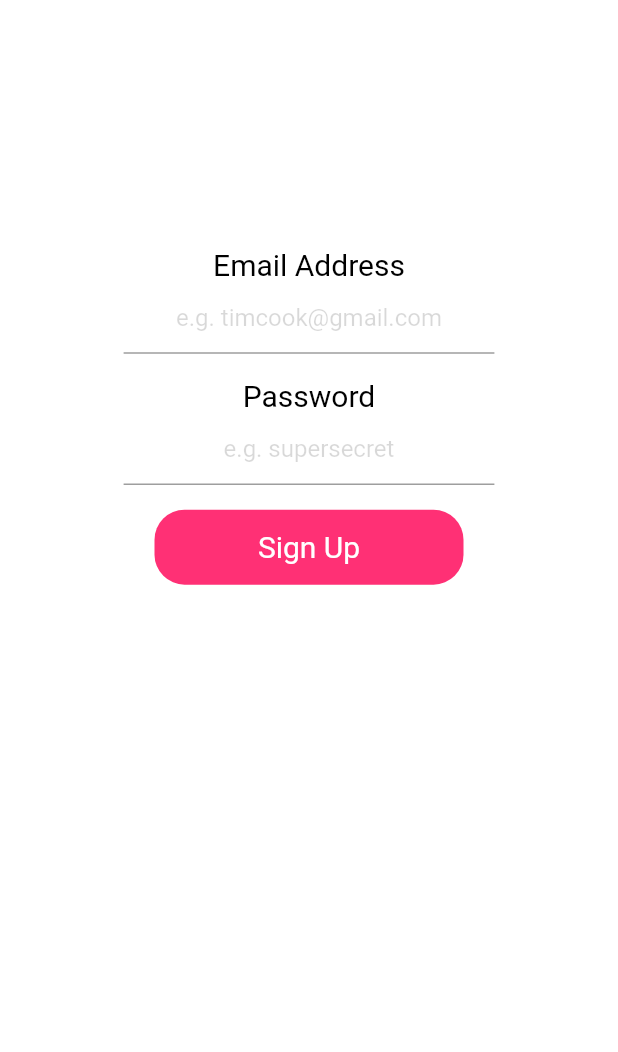
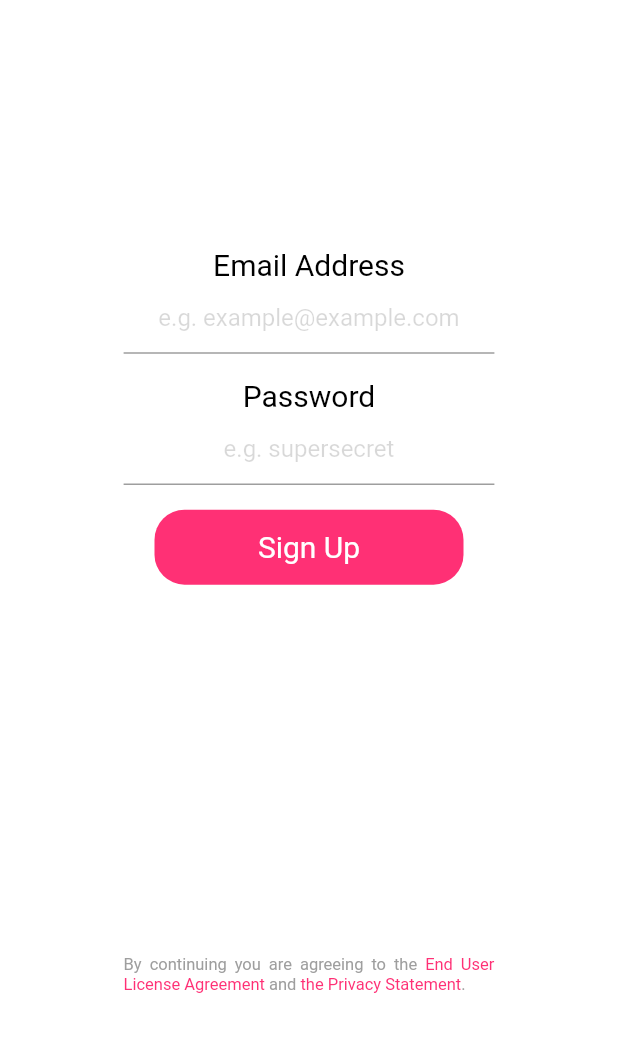
Before and after one commit to andreafabbricatore/clout, a Flutter app: the screen it shows after launch, after a tap on "Sign Up", on a phone screen of 412 x 824 dp, the part 84-1136 px from its top. Run offline on Flutter 3.47's test engine with Material 2 defaults, Android fonts, the phone set to English and light mode, and no system bars; our stand-ins replace app_links, bottom_navy_bar, cloud_firestore, dio, firebase_auth, firebase_core and 14 more; missing offline and left inert: maps_launcher; accounts and stored records are empty.

Commit message:
added eula and privacy statement, added ability to report event and user, fixed issue on info.plist whereby it didnt say why camera access was needed

```diff
--- a/lib/main.dart
+++ b/lib/main.dart
@@ -64,7 +64,7 @@ class AuthenticationWrapper extends StatelessWidget {
               return const EmailVerificationScreen();
             }
           } else {
-            //print("auth");
+            print("auth");
             return AuthScreen();
           }
         }),
--- a/lib/screens/profilescreen.dart
+++ b/lib/screens/profilescreen.dart
@@ -317,7 +317,7 @@ class _ProfileScreenState extends State<ProfileScreen> {
                   child: const Padding(
                     padding: EdgeInsets.fromLTRB(0, 0, 8, 0),
                     child: Icon(
-                      Icons.report_outlined,
+                      Icons.flag_outlined,
                       color: Colors.black,
                     ),
                   ),
--- a/lib/screens/signupscreen.dart
+++ b/lib/screens/signupscreen.dart
@@ -5,12 +5,14 @@ import 'package:clout/components/user.dart';
 import 'package:clout/main.dart';
 import 'package:clout/services/db.dart';
 import 'package:firebase_auth/firebase_auth.dart';
+import 'package:flutter/gestures.dart';
 import 'package:flutter/material.dart';
 import 'package:flutter_datetime_picker/flutter_datetime_picker.dart';
 import 'package:flutter_image_compress/flutter_image_compress.dart';
 import 'package:image_picker/image_picker.dart';
 import 'package:intl/intl.dart';
 import 'package:mask_text_input_formatter/mask_text_input_formatter.dart';
+import 'package:url_launcher/url_launcher.dart';
 
 class SignUpScreen extends StatefulWidget {
   SignUpScreen({Key? key}) : super(key: key);
@@ -41,7 +43,7 @@ class _SignUpScreenState extends State<SignUpScreen> {
       docid: "",
       clout: 0,
       bio: "");
-
+  bool checkedboxval = false;
   void displayErrorSnackBar(String error) async {
     final snackBar = SnackBar(
       content: Text(error),
@@ -101,7 +103,7 @@ class _SignUpScreenState extends State<SignUpScreen> {
                       focusedBorder: UnderlineInputBorder(
                           borderSide: BorderSide(
                               color: Color.fromARGB(255, 255, 48, 117))),
-                      hintText: 'e.g. timcook@gmail.com',
+                      hintText: 'e.g. example@example.com',
                       hintStyle: TextStyle(color: Color.fromARGB(39, 0, 0, 0))),
                   controller: emailController,
                   keyboardType: TextInputType.emailAddress,
@@ -171,6 +173,40 @@ class _SignUpScreenState extends State<SignUpScreen> {
                       style: TextStyle(fontSize: 20, color: Colors.white),
                     )),
                   )),
+            ),
+            SizedBox(height: screenheight * 0.3),
+            SizedBox(
+              width: screenwidth * 0.6,
+              child: RichText(
+                textAlign: TextAlign.justify,
+                textScaleFactor: 1.0,
+                text: TextSpan(
+                    style: const TextStyle(color: Colors.grey, fontSize: 11),
+                    children: [
+                      const TextSpan(
+                          text: "By continuing you are agreeing to the "),
+                      TextSpan(
+                          text: "End User License Agreement",
+                          style: const TextStyle(
+                              color: Color.fromARGB(255, 255, 48, 117)),
+                          recognizer: TapGestureRecognizer()
+                            ..onTap = () {
+                              launchUrl(Uri.parse(
+                                  "https://termify.io/eula/1664706776"));
+                            }),
+                      const TextSpan(text: " and "),
+                      TextSpan(
+                          text: "the Privacy Statement",
+                          style: const TextStyle(
+                              color: Color.fromARGB(255, 255, 48, 117)),
+                          recognizer: TapGestureRecognizer()
+                            ..onTap = () {
+                              launchUrl(Uri.parse(
+                                  "https://termify.io/privacy-policy/1664707655"));
+                            }),
+                      const TextSpan(text: "."),
+                    ]),
+              ),
             ),
             SizedBox(height: screenheight * 0.02),
           ],
--- a/pubspec.yaml
+++ b/pubspec.yaml
@@ -68,8 +68,8 @@ dependencies:
 
 flutter_icons:
   #  image_path: "assets/images/icon-128x128.png"
-  image_path_android: "assets/images/logos/IMG_4286.png"
-  image_path_ios: "assets/images/logos/IMG_4286.png"
+  image_path_android: "assets/images/logos/clouticon.png"
+  image_path_ios: "assets/images/logos/clouticon.png"
   android: true # can specify file name here e.g. "ic_launcher"
   ios: true # can specify file name here e.g. "My-Launcher-Icon"
   min_sdk_android: 21 # android min sdk min:16, default 21
@@ -100,7 +100,7 @@ flutter:
   assets:
     - assets/
     - assets/images/interestbanners/
-    - assets/images/logos/IMG_4286.PNG
+    - assets/images/logos/
     - assets/images/misc/
   #   - images/a_dot_burr.jpeg
   #   - images/a_dot_ham.jpeg
```
Also changed, not shown: lib/screens/deeplinkeventdetailscreen.dart (+24 -1 lines), lib/screens/eventdetailscreen.dart (+24 -1 lines), lib/screens/settings.dart (+10 -0 lines), lib/services/db.dart (+9 -1 lines), assets/images/logos/clouticon.png (added), 41 other files.
